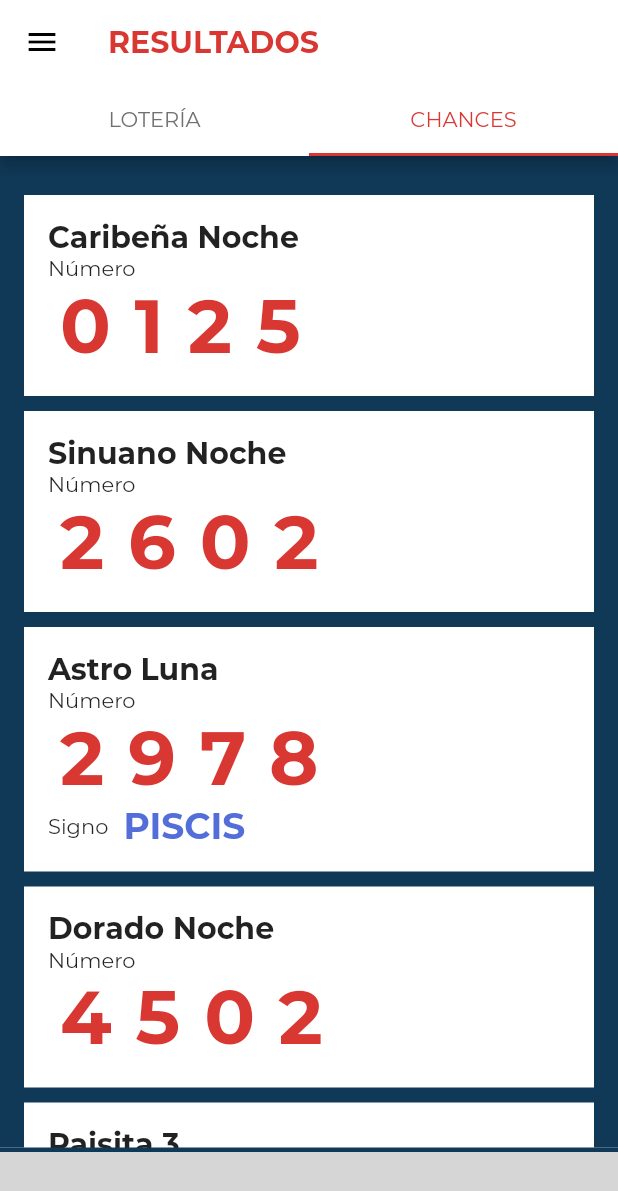
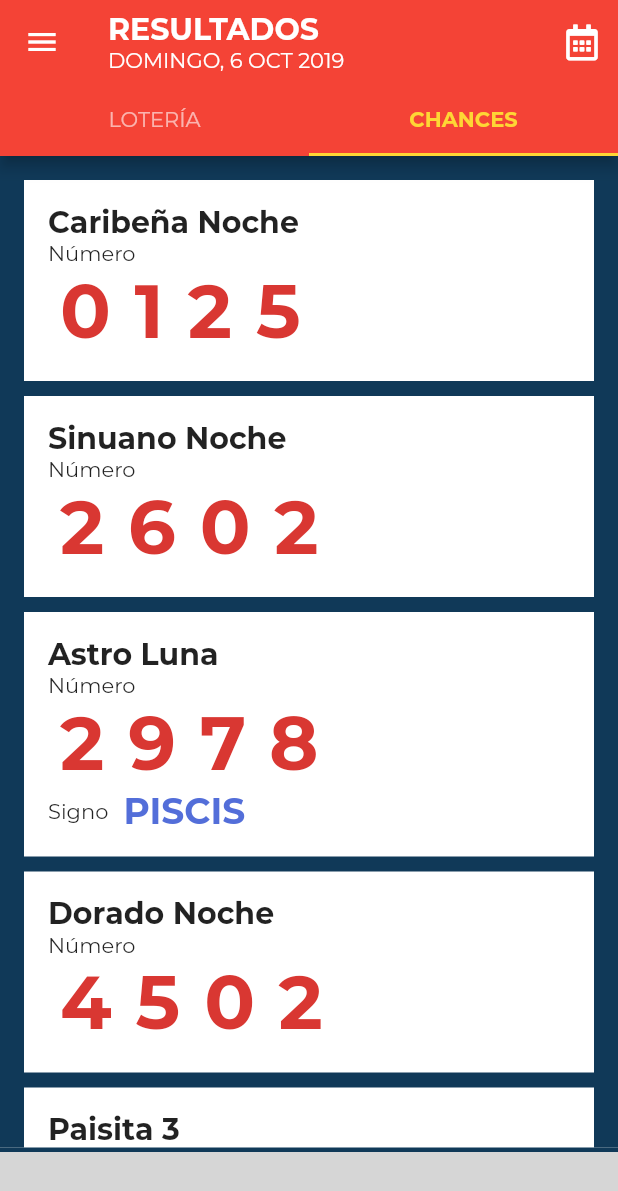
Before and after one commit to mirxtrem-apps/Lotto, a Flutter app: the screen it shows after launch, tab 2 chosen, on a phone screen of 412 x 824 dp. Shown: the top 1191 px of the screen. Run offline on Flutter 3.47's test engine with Material 2 defaults, Android fonts, the phone set to English and light mode, and no system bars; our stand-ins replace font_awesome_flutter; missing offline and left inert: admob_flutter; grey boxes are pictures that could not be loaded.

Commit message:
AppBar Mejorado
Se mejoró el appBar y se añade Date Picker

```diff
--- a/lib/constants/lotto_theme.dart
+++ b/lib/constants/lotto_theme.dart
@@ -9,5 +9,6 @@ class LottoTheme {
   final yellow = Color.fromRGBO(254, 214, 53, 1.0);
   final hint = Color.fromRGBO(176, 190, 197, 1.0);
   final grey = Color.fromRGBO(183, 183, 183, 1.0);
+  final white = Color.fromRGBO(255, 255, 255, 1.0);
 
 }
--- a/lib/main.dart
+++ b/lib/main.dart
@@ -30,7 +30,7 @@ class MyApp extends StatelessWidget {
       theme: ThemeData(
         fontFamily: 'Regular',
         accentColor: theme.red,
-        primaryColor: Colors.white,
+        primaryColor: Colors.red,
         backgroundColor: theme.blue,
         hintColor: Colors.blueGrey[200],
         disabledColor: Colors.blueGrey[200],
--- a/lib/pages/ChanceView.dart
+++ b/lib/pages/ChanceView.dart
@@ -22,31 +22,6 @@ class _ChanceViewState extends State<ChanceView> {
   Widget build(BuildContext context) {
     return Container(
       color: theme.blue,
-      child: Column(
-        children: <Widget>[
-          Padding(
-            padding: const EdgeInsets.all(5.0),
-            child: Container(),
-            // child: Row(
-            //   mainAxisAlignment: MainAxisAlignment.end,
-            //   crossAxisAlignment: CrossAxisAlignment.center,
-            //   children: <Widget>[
-            //     Text(
-            //       day.toString().toUpperCase(),
-            //       style: TextStyle(color: Colors.white),
-            //     ),
-            //     SizedBox(
-            //       width: 10.0,
-            //     ),
-            //     IconButton(
-            //       icon: Icon(FontAwesomeIcons.calendarAlt, color: Colors.white),
-            //       onPressed: () {},
-            //     )
-            //   ],
-            // ),
-          ),
-          Flexible(
-            flex: 1,
       child: ListView.builder(
           padding: EdgeInsets.all(16.0),
           itemCount: chance.resultadoDiario().length,
@@ -60,9 +35,6 @@ class _ChanceViewState extends State<ChanceView> {
               signo: _resultados[index]['signo'],
             );
           }),
-          ),
-        ],
-      ),
     );
   }
 }
--- a/lib/pages/HomePage.dart
+++ b/lib/pages/HomePage.dart
@@ -1,13 +1,22 @@
 import 'package:flutter/material.dart';
+import 'package:font_awesome_flutter/font_awesome_flutter.dart';
+import 'package:intl/intl.dart';
 import 'package:loterias/components/bottom-ad.dart';
 import 'package:loterias/components/custom-drawer.dart';
 import 'package:loterias/constants/lotto_theme.dart';
 import 'package:loterias/pages/ChanceView.dart';
 import 'package:loterias/pages/LoteriaView.dart';
 
-class HomePage extends StatelessWidget {
+class HomePage extends StatefulWidget {
+  @override
+  _HomePageState createState() => _HomePageState();
+}
 
+class _HomePageState extends State<HomePage> {
   final theme = LottoTheme();
+
+  var day = new DateFormat.EEEE('es-ES').format(new DateTime.now());
+  var date = new DateFormat.yMMMd('es-ES').format(new DateTime.now());
 
   @override
   Widget build(BuildContext context) {
@@ -15,26 +24,42 @@ class HomePage extends StatelessWidget {
       length: 2,
       child: Scaffold(
           appBar: AppBar(
-            title: Text(
-              'RESULTADOS',
-              style: TextStyle(
-                  color: theme.red, fontFamily: 'Bold'),
+            title: Column(
+              crossAxisAlignment: CrossAxisAlignment.start,
+              mainAxisAlignment: MainAxisAlignment.center,
+              children: <Widget>[
+                Text(
+                  'RESULTADOS',
+                  style: TextStyle(
+                      color: Colors.white, fontSize: 20, fontFamily: 'Bold'),
+                ),
+                Text(
+                  "${day.toString().toUpperCase()}, ${date.toString().toUpperCase()}",
+                  style: TextStyle(
+                      color: Colors.white, fontSize: 14, fontFamily: 'Regular'),
+                ),
+              ],
             ),
+            actions: <Widget>[
+              IconButton(
+                icon: Icon(FontAwesomeIcons.calendarAlt, color: Colors.white),
+                onPressed: () {
+                  _showDatePicker(context);
+                },
+              ),
+            ],
             bottom: TabBar(
-              labelColor: theme.red,
-              unselectedLabelColor: theme.darkGrey,
+              labelColor: theme.yellow,
+              unselectedLabelColor: Color.fromRGBO(255, 255, 255, .6),
+              indicatorColor: theme.yellow,
+              labelStyle: TextStyle(fontFamily: 'Bold'),
+              unselectedLabelStyle: TextStyle(fontFamily: 'Regular'),
               tabs: <Widget>[
                 Tab(
-                  child: Text(
-                    'LOTERÍA',
-                    style: TextStyle(fontFamily: 'Regular'),
-                  ),
+                  child: Text('LOTERÍA'),
                 ),
                 Tab(
-                  child: Text(
-                    'CHANCES',
-                    style: TextStyle(fontFamily: 'Regular'),
-                  ),
+                  child: Text('CHANCES'),
                 ),
               ],
             ),
@@ -42,11 +67,25 @@ class HomePage extends StatelessWidget {
           drawer: CustomDrawer(),
           bottomNavigationBar: BottomAdmob(),
           body: TabBarView(
-            children: <Widget>[
-              LoteriaView(),
-              ChanceView()
-            ],
+            children: <Widget>[LoteriaView(), ChanceView()],
           )),
     );
   }
+
+  void _showDatePicker(BuildContext context) async {
+    DateTime picked = await showDatePicker(
+        context: context,
+        initialDate: DateTime.now(),
+        firstDate: DateTime(2019),
+        lastDate: DateTime.now());
+
+    if (picked != null) {
+      print(picked.toLocal());
+      setState(() {
+        //fecha = picked;
+        day = new DateFormat.EEEE('es-ES').format(picked.toLocal());
+        date = new DateFormat.yMMMd('es-ES').format(picked.toLocal());
+      });
+    }
+  }
 }
```
Also changed, not shown: lib/pages/LoteriaView.dart (+0 -29 lines). Lines whose indentation alone changed are shown as unchanged.
